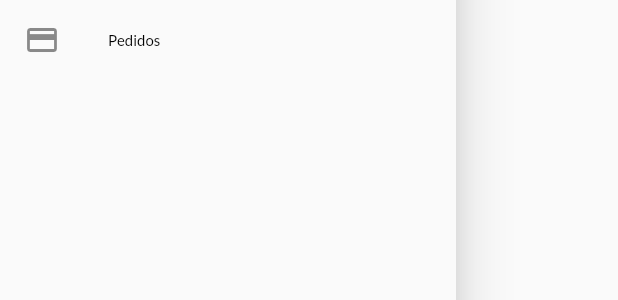
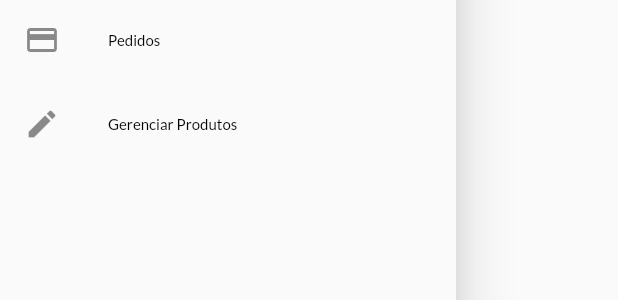
Before and after one commit to jermelterzi/clothes-store, a Flutter app: the AppDrawer widget shown alone on an empty page, opened directly, on a phone screen of 412 x 824 dp. Shown: the part 218-518 px from the top of the screen. Run offline on Flutter 3.47's test engine with Material 2 defaults, Android fonts, the phone set to English and light mode, and no system bars; network calls fail; statements that could not run were skipped.

Commit message:
Adding the new page to the drawer

```diff
--- a/lib/widgets/app_drawer.dart
+++ b/lib/widgets/app_drawer.dart
@@ -35,6 +35,16 @@ class AppDrawer extends StatelessWidget {
               AppRoutes.ORDERS,
             ),
           ),
+          ListTile(
+            leading: const Icon(Icons.edit),
+            title: const Text(
+              'Gerenciar Produtos',
+              style: TextStyle(color: Colors.black),
+            ),
+            onTap: () => Navigator.of(context).pushNamed(
+              AppRoutes.PRODUCTS,
+            ),
+          ),
         ],
       ),
     );
```
